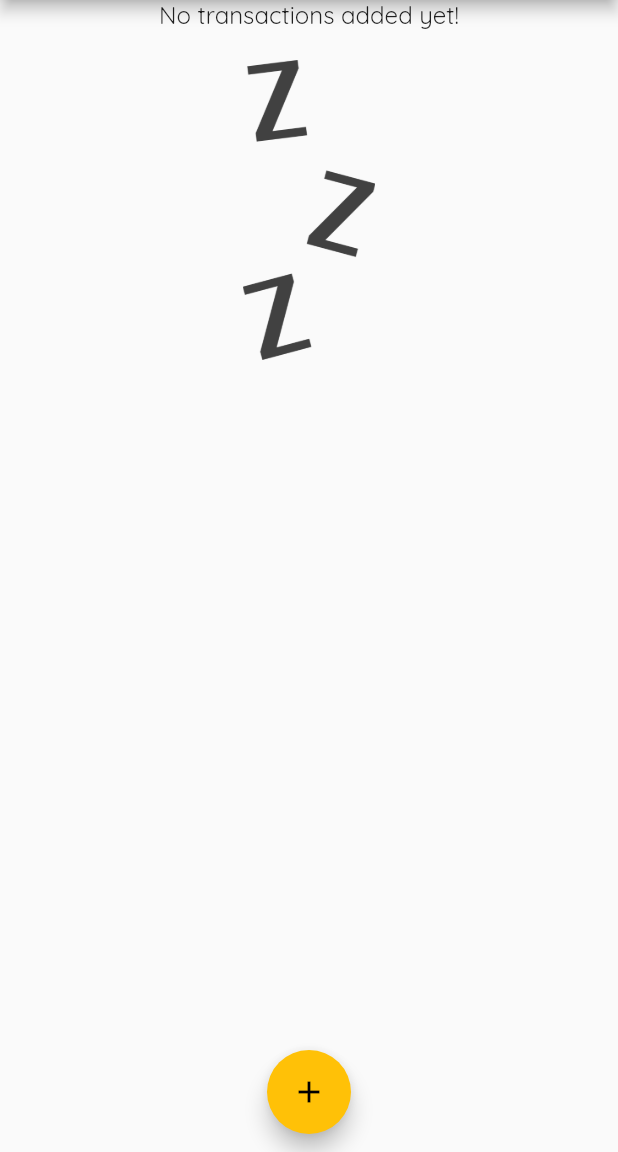
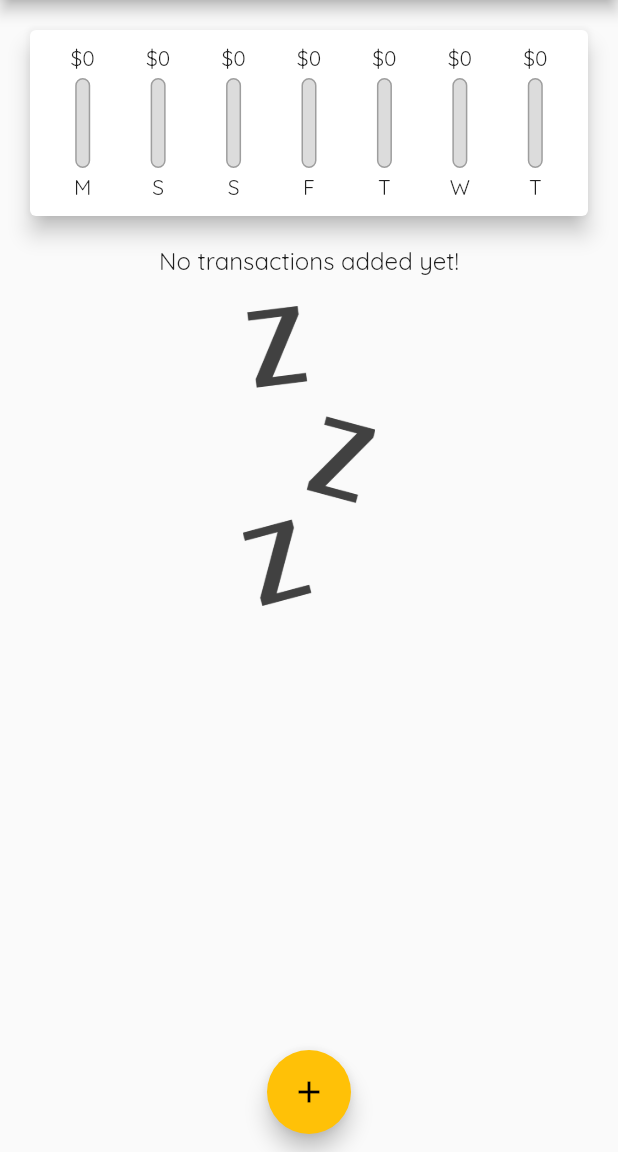
Before and after one commit to AATHacks/expense_planner, a Flutter app: the screen it shows after launch, on a phone screen of 412 x 824 dp, the part 84-1236 px from its top. Run offline on Flutter 3.47's test engine with Material 2 defaults, Android fonts, the phone set to English and light mode, and no system bars.

Commit message:
added chart

```diff
--- a/lib/main.dart
+++ b/lib/main.dart
@@ -1,3 +1,4 @@
+import 'package:expense_planner/widgets/chart.dart';
 import 'package:expense_planner/widgets/new_transaction.dart';
 import 'package:expense_planner/widgets/transaction_list.dart';
 import 'package:flutter/material.dart';
@@ -10,6 +11,7 @@ void main() {
 class MyApp extends StatelessWidget {
   @override
   Widget build(BuildContext context) {
+    print('hello world');
     return MaterialApp(
       title: 'Personal Expense',
       home: MyHomePage(),
@@ -18,8 +20,8 @@ class MyApp extends StatelessWidget {
           accentColor: Colors.amber,
           fontFamily: 'Quicksand'),
 
-      debugShowCheckedModeBanner:
-          false, //false it to disable debug banner at top
+      //  debugShowCheckedModeBanner:
+      //     false, //false it to disable debug banner at top
     );
   }
 }
@@ -39,6 +41,16 @@ class _MyHomePageState extends State<MyHomePage> {
     // Transaction(
     //     title: "Sunglasses", amount: 56.99, date: DateTime.now(), id: "id3"),
   ];
+
+  List<Transaction> get _recentTransactions {
+    return _userTransactions.where((tx) {
+      return tx.date.isAfter(
+        DateTime.now().subtract(
+          Duration(days: 7),
+        ),
+      );
+    }).toList();
+  }
 
   void _addNewTransaction(String txTitle, double txAmount) {
     final newTx = Transaction(
@@ -84,6 +96,7 @@ class _MyHomePageState extends State<MyHomePage> {
         child: Column(
             // ignore: prefer_const_literals_to_create_immutables
             children: <Widget>[
+              Chart(_recentTransactions),
               TransactionList(_userTransactions),
             ]),
       ),
--- /dev/null
+++ b/lib/widgets/chart.dart
@@ -0,0 +1,62 @@
+import '../widgets/chart_bar.dart';
+
+import '../models/Transaction.dart';
+import 'package:flutter/material.dart';
+import 'package:intl/intl.dart';
+
+class Chart extends StatelessWidget {
+  final List<Transaction> recentTransactions;
+
+  Chart(this.recentTransactions);
+
+  List<Map<String, Object>> get groupedTransactionValues {
+    return List.generate(7, (index) {
+      final weekDay = DateTime.now().subtract(
+        Duration(days: index),
+      );
+      var totalSum = 0.0;
+      for (int i = 0; i < recentTransactions.length; i++) {
+        if (recentTransactions[i].date.day == weekDay.day &&
+            recentTransactions[i].date.month == weekDay.month &&
+            recentTransactions[i].date.year == weekDay.year) {
+          totalSum += recentTransactions[i].amount;
+        }
+      }
+      return {
+        'day': DateFormat.E().format(weekDay).substring(0, 1),
+        'amount': totalSum,
+      };
+    });
+  }
+
+  double get totalSpending {
+    return groupedTransactionValues.fold(0.0, (sum, item) {
+      return sum + (item['amount'] as double);
+    });
+  }
+
+  @override
+  Widget build(BuildContext context) {
+    return Card(
+        elevation: 6,
+        margin: const EdgeInsets.all(20),
+        child: Padding(
+          padding: EdgeInsets.all(10),
+          child: Row(
+            mainAxisAlignment: MainAxisAlignment.spaceAround,
+            children: groupedTransactionValues.map((data) {
+              return Flexible(
+                fit: FlexFit.tight,
+                child: ChartBar(
+                  (data['day'] as String),
+                  (data['amount'] as double),
+                  totalSpending == 0.0
+                      ? 0.0
+                      : (data['amount'] as double) / totalSpending,
+                ),
+              );
+            }).toList(),
+          ),
+        ));
+  }
+}
--- /dev/null
+++ b/lib/widgets/chart_bar.dart
@@ -0,0 +1,47 @@
+import 'package:flutter/material.dart';
+
+class ChartBar extends StatelessWidget {
+  final String label;
+  final double spendingAmount;
+  final double spendingPctofTotal;
+
+  ChartBar(this.label, this.spendingAmount, this.spendingPctofTotal);
+
+  @override
+  Widget build(BuildContext context) {
+    return Column(
+      children: [
+        FittedBox(child: Text('\$${spendingAmount.toStringAsFixed(0)}')),
+        SizedBox(
+          height: 4,
+        ),
+        Container(
+          height: 60,
+          width: 10,
+          child: Stack(
+            children: [
+              Container(
+                decoration: BoxDecoration(
+                    border: Border.all(color: Colors.grey, width: 1),
+                    color: Color.fromRGBO(220, 220, 220, 1),
+                    borderRadius: BorderRadius.circular(10)),
+              ),
+              FractionallySizedBox(
+                heightFactor: spendingPctofTotal,
+                child: Container(
+                  decoration: BoxDecoration(
+                      color: Theme.of(context).primaryColor,
+                      borderRadius: BorderRadius.circular(10)),
+                ),
+              )
+            ],
+          ),
+        ),
+        SizedBox(
+          height: 4,
+        ),
+        Text(label),
+      ],
+    );
+  }
+}
```
